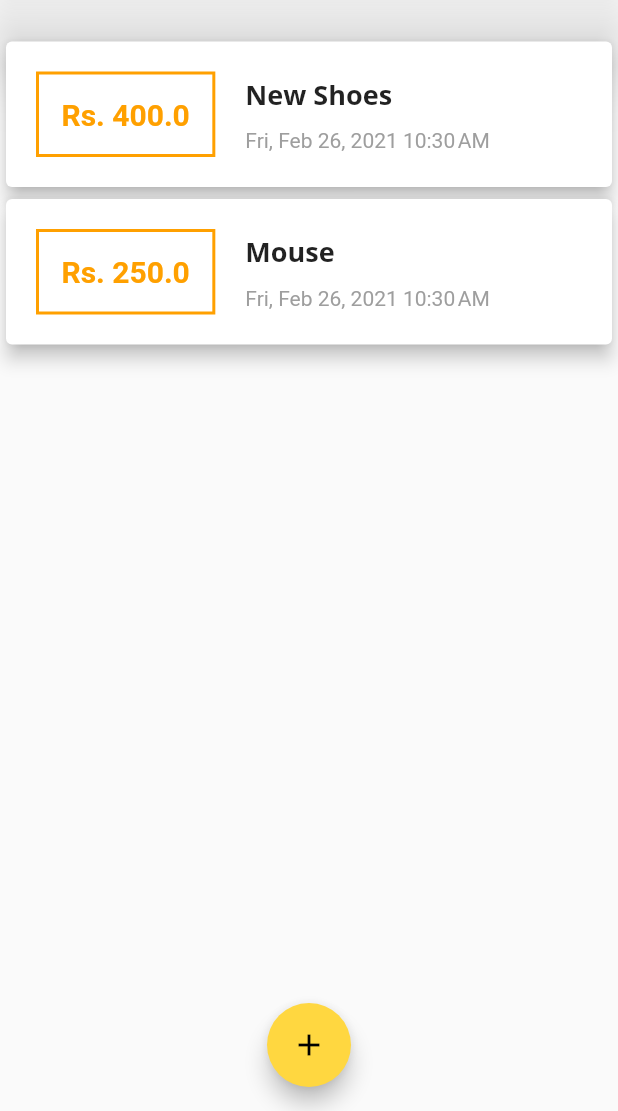
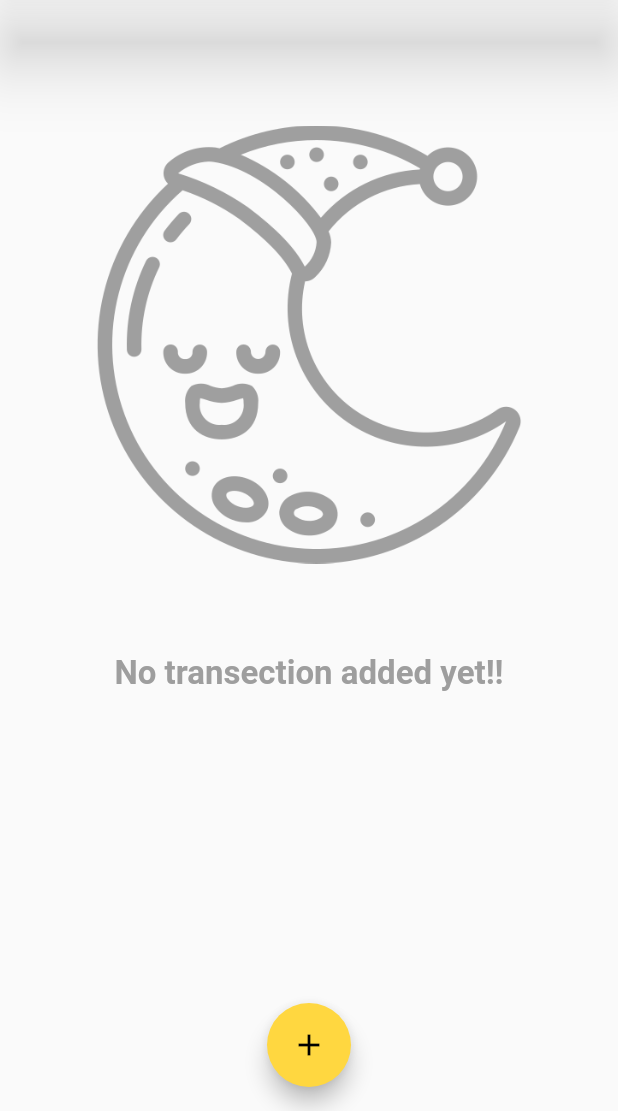
Before and after one commit to IIvexII/Personal_Expense, a Flutter app: the screen it shows after launch, on a phone screen of 412 x 824 dp, the part 125-1236 px from its top. Run offline on Flutter 3.47's test engine with Material 2 defaults, Android fonts, the phone set to English and light mode, and no system bars.

Commit message:
Added a sleeping:sleepy: image when transections list is empty.

```diff
--- a/lib/main.dart
+++ b/lib/main.dart
@@ -43,18 +43,18 @@ class MyHomePage extends StatefulWidget {
 
 class _MyHomePageState extends State<MyHomePage> {
   final List<Transection> _userTransections = [
-    Transection(
-      id: 't1',
-      title: 'New Shoes',
-      amount: 400.00,
-      date: DateTime.now(),
-    ),
-    Transection(
-      id: 't2',
-      title: 'Mouse',
-      amount: 250.00,
-      date: DateTime.now(),
-    )
+    // Transection(
+    //   id: 't1',
+    //   title: 'New Shoes',
+    //   amount: 400.00,
+    //   date: DateTime.now(),
+    // ),
+    // Transection(
+    //   id: 't2',
+    //   title: 'Mouse',
+    //   amount: 250.00,
+    //   date: DateTime.now(),
+    // )
   ];
 
   void _addNewTransection(String txTitle, double txAmount, String txId) {
--- a/lib/widgets/transectionList.dart
+++ b/lib/widgets/transectionList.dart
@@ -13,7 +13,26 @@ class TransectionList extends StatelessWidget {
     return Container(
       margin: EdgeInsets.only(top: 20),
       height: 550,
-      child: ListView.builder(
+      child: _userTransections.isEmpty
+          ? Column(
+              children: <Widget>[
+                Container(
+                  padding: EdgeInsets.all(60),
+                  child: Image.asset(
+                    'assets/images/moon.png',
+                    fit: BoxFit.cover,
+                  ),
+                ),
+                Text(
+                  "No transection added yet!!",
+                  style: TextStyle(
+                      color: Colors.grey,
+                      fontSize: 22,
+                      fontWeight: FontWeight.bold),
+                ),
+              ],
+            )
+          : ListView.builder(
               itemBuilder: (ctx, index) {
                 return Card(
                   elevation: 5,
--- a/pubspec.yaml
+++ b/pubspec.yaml
@@ -53,9 +53,9 @@ flutter:
   uses-material-design: true
 
   # To add assets to your application, add an assets section, like this:
-  # assets:
-  #   - images/a_dot_burr.jpeg
-  #   - images/a_dot_ham.jpeg
+  assets:
+    - assets/images/moon.png
+  # - images/a_dot_ham.jpeg
 
   # An image asset can refer to one or more resolution-specific "variants", see
   # https://flutter.dev/assets-and-images/#resolution-aware.
```
Also changed, not shown: assets/images/moon.png (added). Lines whose indentation alone changed are shown as unchanged.
